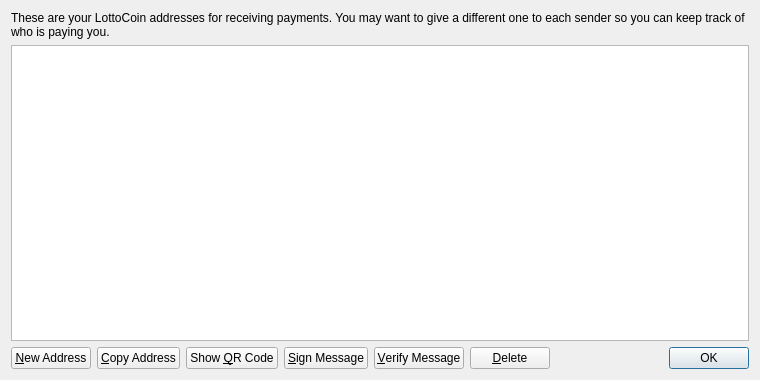
Old version of the form src/qt/forms/addressbookpage.ui in the repository OriginalBatCoin/BatCoin.
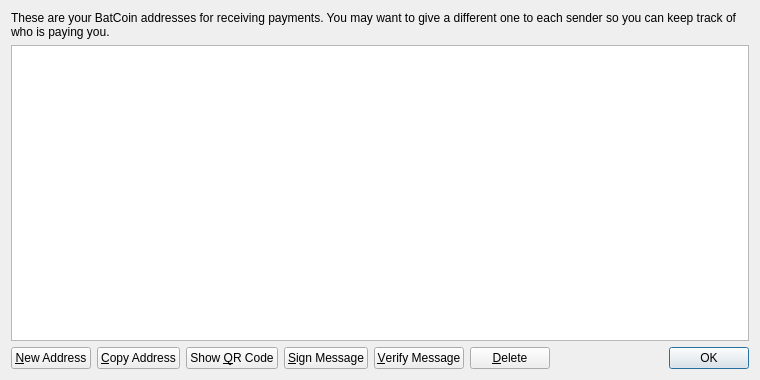
New version of the form. Icons and pictures are not drawn.

```diff
--- a/src/qt/forms/addressbookpage.ui
+++ b/src/qt/forms/addressbookpage.ui
@@ -17,7 +17,7 @@
    <item>
     <widget class="QLabel" name="labelExplanation">
      <property name="text">
-      <string>These are your LottoCoin addresses for receiving payments. You may want to give a different one to each sender so you can keep track of who is paying you.</string>
+      <string>These are your BatCoin addresses for receiving payments. You may want to give a different one to each sender so you can keep track of who is paying you.</string>
      </property>
      <property name="textFormat">
       <enum>Qt::PlainText</enum>
```
